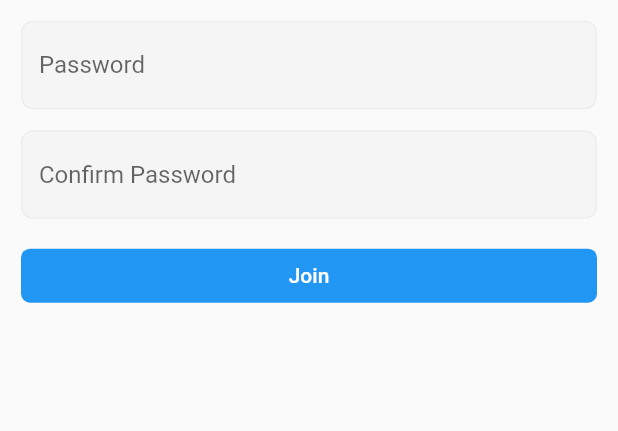
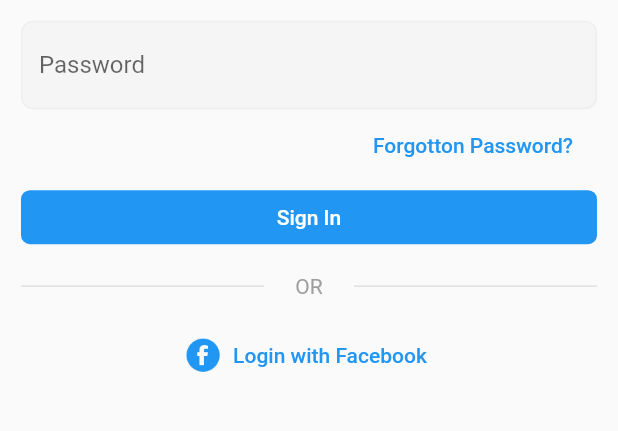
Before and after one commit to sjquant/instgram_clone_flutter, a Flutter app: the SigninForm screen opened directly, on a phone screen of 412 x 824 dp, the part 296-727 px from its top. Run offline on Flutter 3.47's test engine with Material 2 defaults, Android fonts, the phone set to English and light mode, and no system bars; our stand-ins replace cached_network_image.

Commit message:
Create signup and signin form layout

```diff
--- a/lib/main.dart
+++ b/lib/main.dart
@@ -1,6 +1,5 @@
 import 'package:flutter/material.dart';
 import 'package:instagram_clone/constants/color.dart';
-import 'package:instagram_clone/homepage.dart';
 import 'package:instagram_clone/screens/auth.dart';
 
 void main() {
@@ -12,7 +11,6 @@ class MyApp extends StatelessWidget {
   Widget build(BuildContext context) {
     return MaterialApp(
       home: AuthScreen(),
-      // home: HomePage(),
       theme: ThemeData(primarySwatch: white),
     );
   }
--- a/lib/widgets/profile_side_menu.dart
+++ b/lib/widgets/profile_side_menu.dart
@@ -1,5 +1,6 @@
 import 'package:flutter/material.dart';
 import 'package:instagram_clone/constants/size.dart';
+import 'package:instagram_clone/screens/auth.dart';
 
 class ProfileSideMenu extends StatelessWidget {
   final double menuWidth;
@@ -23,6 +24,10 @@ class ProfileSideMenu extends StatelessWidget {
               ),
             ),
             ListTile(
+                onTap: () {
+                  Navigator.of(context).pushReplacement(
+                      MaterialPageRoute(builder: (context) => AuthScreen()));
+                },
                 leading: Icon(
                   Icons.exit_to_app,
                   color: Colors.black87,
--- a/lib/widgets/signin_form.dart
+++ b/lib/widgets/signin_form.dart
@@ -1,10 +1,139 @@
 import 'package:flutter/material.dart';
+import 'package:instagram_clone/constants/size.dart';
+import 'package:instagram_clone/homepage.dart';
 
-class SignupForm extends StatelessWidget {
+class SigninForm extends StatefulWidget {
+  @override
+  _SigninFormState createState() => _SigninFormState();
+}
+
+class _SigninFormState extends State<SigninForm> {
+  GlobalKey<FormState> _formKey = GlobalKey<FormState>();
+  TextEditingController _emailController = TextEditingController();
+  TextEditingController _pwController = TextEditingController();
+
+  @override
+  void dispose() {
+    _emailController.dispose();
+    _pwController.dispose();
+    super.dispose();
+  }
+
   @override
   Widget build(BuildContext context) {
-    return Container(
-      color: Colors.deepOrangeAccent,
+    return Scaffold(
+      resizeToAvoidBottomInset: true,
+      body: Padding(
+        padding: const EdgeInsets.all(COMMON_GAP),
+        child: Form(
+            key: _formKey,
+            child: ListView(
+              children: <Widget>[
+                SizedBox(
+                  height: COMMON_L_GAP,
+                ),
+                Image.asset("assets/images/insta_text_logo.png"),
+                _emailInput(),
+                SizedBox(height: COMMON_GAP),
+                _passwordInput(),
+                FlatButton(
+                    onPressed: () {},
+                    child: Align(
+                      alignment: Alignment.centerRight,
+                      child: Text("Forgotton Password?",
+                          style: TextStyle(color: Colors.blue)),
+                    )),
+                _joinButton(),
+                SizedBox(height: COMMON_GAP),
+                _orDivider(),
+                SizedBox(height: COMMON_GAP),
+                _facebookBtn()
+              ],
+            )),
+      ),
     );
   }
+
+  FlatButton _facebookBtn() {
+    return FlatButton.icon(
+        textColor: Colors.blue,
+        onPressed: () {},
+        icon: ImageIcon(AssetImage("assets/images/facebook.png")),
+        label: Text("Login with Facebook"));
+  }
+
+  Stack _orDivider() {
+    return Stack(
+      alignment: Alignment.center,
+      children: [
+        Container(color: Colors.grey[300], height: 1),
+        Container(color: Colors.grey[50], width: 60, height: 3),
+        Text(
+          "OR",
+          style: TextStyle(color: Colors.grey[500]),
+        )
+      ],
+    );
+  }
+
+  TextFormField _passwordInput() {
+    return TextFormField(
+        controller: _pwController,
+        obscureText: true,
+        decoration: _decorateInput("Password"),
+        validator: (text) {
+          if (text.isNotEmpty && text.length > 7) {
+            return null;
+          } else {
+            return "8자리 이상의 비밀번호를 입력해주세요.";
+          }
+        });
+  }
+
+  TextFormField _emailInput() {
+    return TextFormField(
+        controller: _emailController,
+        decoration: _decorateInput("Email"),
+        validator: (text) {
+          if (text.isNotEmpty && text.contains("@")) {
+            return null;
+          } else {
+            return "정확한 이메일 주소를 입력해주세요.";
+          }
+        });
+  }
+
+  FlatButton _joinButton() {
+    return FlatButton(
+      onPressed: () {
+        if (_formKey.currentState.validate()) {
+          Navigator.of(context).pushReplacement(
+              MaterialPageRoute(builder: (context) => HomePage()));
+        }
+      },
+      child: Text(
+        "Sign In",
+        style: TextStyle(color: Colors.white),
+      ),
+      color: Colors.blue,
+      shape: RoundedRectangleBorder(borderRadius: BorderRadius.circular(6)),
+    );
+  }
+
+  InputDecoration _decorateInput(String hint) {
+    return InputDecoration(
+        hintText: hint,
+        focusedBorder: _inputBorder(Colors.grey[200]),
+        enabledBorder: _inputBorder(Colors.grey[200]),
+        errorBorder: _inputBorder(Colors.red[200]),
+        focusedErrorBorder: _inputBorder(Colors.red[200]),
+        filled: true,
+        fillColor: Colors.grey[100]);
+  }
+
+  OutlineInputBorder _inputBorder(Color color) {
+    return OutlineInputBorder(
+        borderSide: BorderSide(color: color),
+        borderRadius: BorderRadius.circular(8));
+  }
 }
```
Also changed, not shown: lib/screens/auth.dart (+4 -4 lines), lib/widgets/signup_form.dart (+77 -34 lines).
